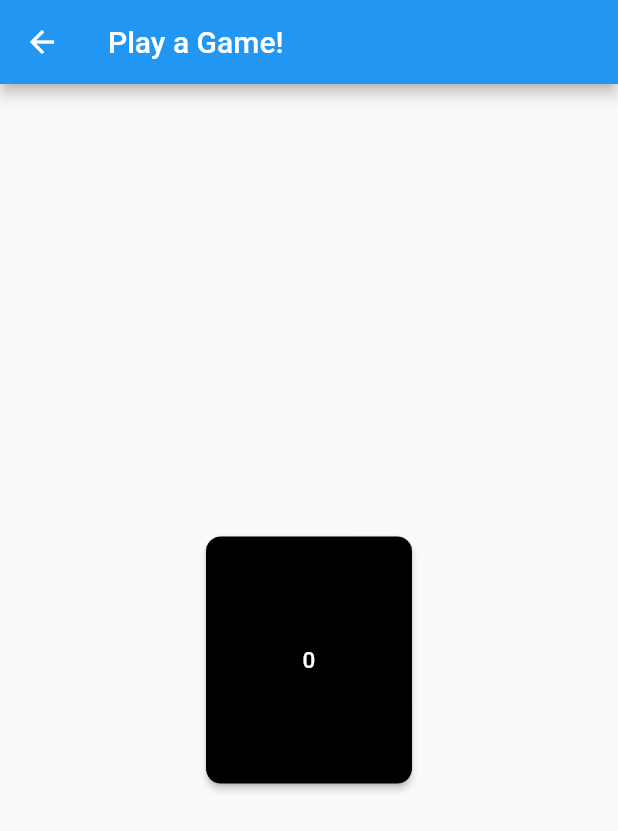
After one commit to lucaszcai/Project_Progress, a Flutter app: the MinigameScreen screen opened directly, on a phone screen of 412 x 824 dp. The commit adds this screen. Shown: the top 831 px of the screen. Run offline on Flutter 3.47's test engine with Material 2 defaults, Android fonts, the phone set to English and light mode, and no system bars; our stand-ins replace avatar_glow, cloud_firestore, curved_navigation_bar, firebase_auth, fl_chart, liquid_swipe and 3 more; missing offline and left inert: profanity_filter; accounts and stored records are empty; network calls fail.

Commit message:
added minigame

```diff
--- a/lib/screens/chat_screen.dart
+++ b/lib/screens/chat_screen.dart
@@ -75,12 +75,12 @@ class _ChatScreenState extends State<ChatScreen> {
               children: <Widget>[
                 Text(
                   "Cinco Ranch High School",
-                  style: Theme.of(context).textTheme.subhead,
+                  style: Theme.of(context).textTheme.subtitle1,
                   overflow: TextOverflow.clip,
                 ),
                 Text(
                   "Online",
-                  style: Theme.of(context).textTheme.subtitle.apply(
+                  style: Theme.of(context).textTheme.subtitle2.apply(
                     color: Colors.orangeAccent,
                   ),
                 )
--- a/lib/screens/login_page.dart
+++ b/lib/screens/login_page.dart
@@ -2,7 +2,6 @@ import 'package:cloud_firestore/cloud_firestore.dart';
 import 'package:firebase_auth/firebase_auth.dart';
 import 'package:flutter/material.dart';
 import 'package:flutter/services.dart';
-import 'package:project_progress/screens/calendar_screen.dart';
 import 'package:project_progress/screens/home_screen.dart';
 import 'package:project_progress/screens/register_page.dart';
 import 'package:project_progress/utils/style_constants.dart';
--- /dev/null
+++ b/lib/screens/minigame_screen.dart
@@ -0,0 +1,49 @@
+import 'package:flutter/material.dart';
+class MinigameScreen extends StatefulWidget {
+  MinigameScreen({Key key}) : super(key: key);
+
+  @override
+  _MinigameScreenState createState() => _MinigameScreenState();
+}
+
+class _MinigameScreenState extends State<MinigameScreen> {
+
+  int counter;
+
+  @override
+  void initState() {
+    counter = 0;
+    super.initState();
+  }
+  @override
+  Widget build(BuildContext context) {
+    return Scaffold(
+      appBar: AppBar(
+        title: Text('Play a Game!'),
+      ),
+      body: Center(
+        child: Container(
+          height: MediaQuery.of(context).size.height / 5,
+          width: MediaQuery.of(context).size.width / 3,
+          child: RaisedButton(
+            shape: RoundedRectangleBorder(
+              borderRadius: BorderRadius.circular(10.0),
+            ),
+            onPressed: () {
+              setState(() {
+                counter++;
+              });
+            },
+            color: Color.fromRGBO(0, 0, counter, 1),
+            child: Center(
+              child: Text(counter.toString(), style: TextStyle(
+                color: Colors.white,
+                fontSize: 15.0,
+              ),),
+            ),
+          ),
+        ),
+      ),
+    );
+  }
+}
--- a/lib/screens/onboarding_screen.dart
+++ b/lib/screens/onboarding_screen.dart
@@ -3,8 +3,6 @@ import 'package:flutter/material.dart';
 import 'package:liquid_swipe/liquid_swipe.dart';
 import 'package:project_progress/utils/style_constants.dart';
 import 'login_page.dart';
-
-import 'home_screen.dart';
 
 class OnboardingScreen extends StatefulWidget {
   @override
--- a/lib/screens/register_page.dart
+++ b/lib/screens/register_page.dart
@@ -3,8 +3,6 @@ import 'package:flutter/material.dart';
 import 'package:firebase_auth/firebase_auth.dart';
 import 'package:cloud_firestore/cloud_firestore.dart';
 import 'package:project_progress/screens/home_screen.dart';
-import 'calendar_screen.dart';
-import 'package:project_progress/utils/style_constants.dart';
 
 class RegisterPage extends StatefulWidget {
   RegisterPage({Key key}) : super(key: key);
--- a/lib/screens/stats_screen.dart
+++ b/lib/screens/stats_screen.dart
@@ -170,7 +170,7 @@ class _Stats extends State<Stats> {
                     padding: EdgeInsets.all(8.0),
                     child: Container(
                       height: 175,
-                      width: 350,
+                      //width: 350,
                       child: LineChart(
                         LineChartData(
                           lineBarsData: [
@@ -426,7 +426,7 @@ class _Stats extends State<Stats> {
                                     BarChartRodData rodData,
                                     int rodInd) {
                               return BarTooltipItem(
-                                groupInd.toString() +
+                                EntryConstants().activityNames[groupInd] +
                                     ': ' +
                                     rodData.y.toString(),
                                 TextStyle(color: Colors.lightBlue),
--- a/lib/widgets/chat_selector.dart
+++ b/lib/widgets/chat_selector.dart
@@ -1,5 +1,4 @@
 import 'package:flutter/material.dart';
-import 'package:project_progress/models/message_model.dart';
 import 'package:project_progress/screens/chat_screen.dart';
 
 class ChatSelector extends StatelessWidget{
--- a/lib/widgets/receivedmessagewidget.dart
+++ b/lib/widgets/receivedmessagewidget.dart
@@ -1,7 +1,5 @@
 import 'package:flutter/material.dart';
 
-
-import 'mycircleavatar.dart';
 class ReceivedMessagesWidget extends StatelessWidget {
   final String message;
   final String imageUrl;
```
Also changed, not shown: lib/screens/community_screen.dart (+94 -143 lines), lib/screens/profile_screen.dart (+32 -14 lines).
